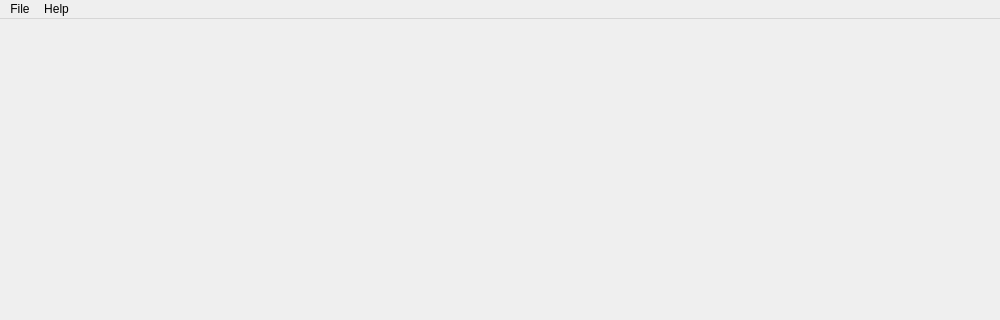
Before: the Qt Designer form ui/mainwindow.ui in PtaxLaine/fluedit, drawn with Qt 5; both pictures show x 0 to 1000 and y 0 to 320 of the 1000 by 770 pixel window.
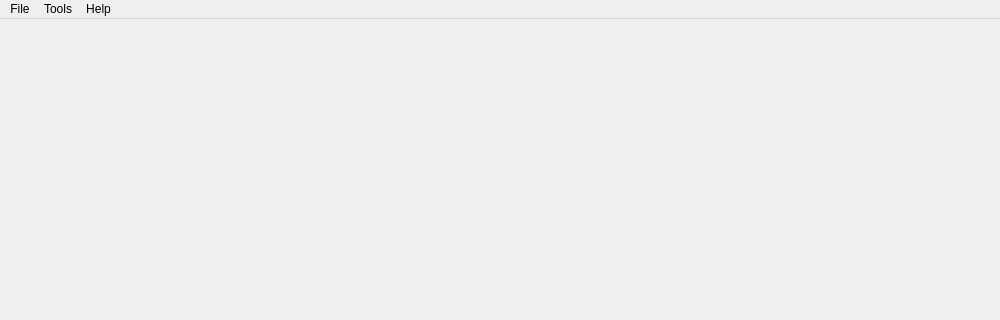
After: the same form once the commit is applied. Icons and pictures are not drawn.

Diff of the .ui file:
```diff
--- a/ui/mainwindow.ui
+++ b/ui/mainwindow.ui
@@ -66,7 +66,16 @@
     <addaction name="menuAbout"/>
     <addaction name="actionLicense"/>
    </widget>
+   <widget class="QMenu" name="menuTools">
+    <property name="title">
+     <string>Tools</string>
+    </property>
+    <addaction name="actionFind_message_id"/>
+    <addaction name="actionFind_message"/>
+    <addaction name="actionFindNext"/>
+   </widget>
    <addaction name="menuOpen"/>
+   <addaction name="menuTools"/>
    <addaction name="menuHelp"/>
   </widget>
   <widget class="QStatusBar" name="statusbar"/>
```
Left out of the diff: 33 changed lines with no effect on the pictures.
